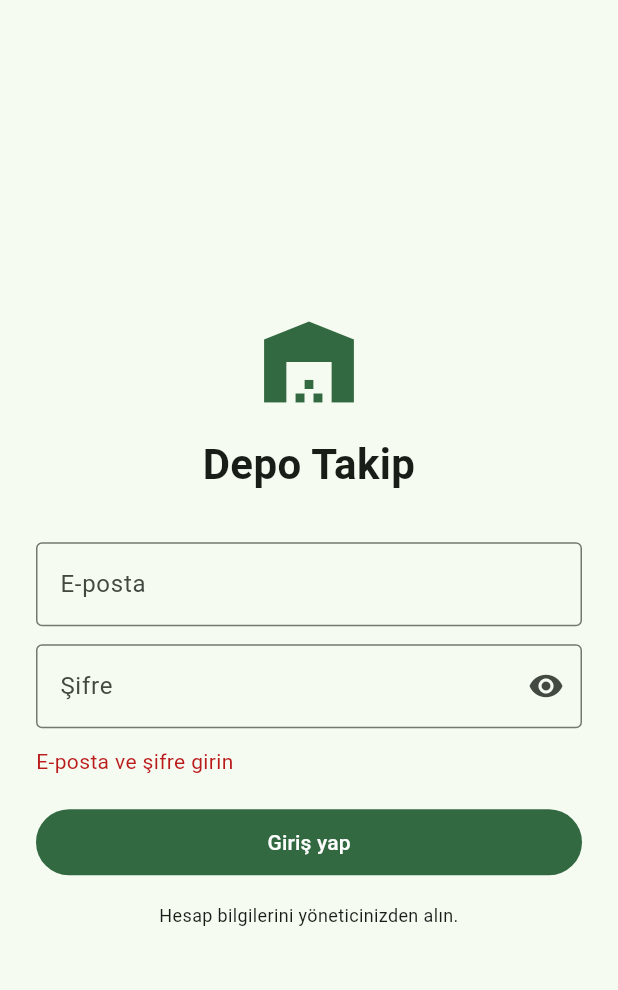
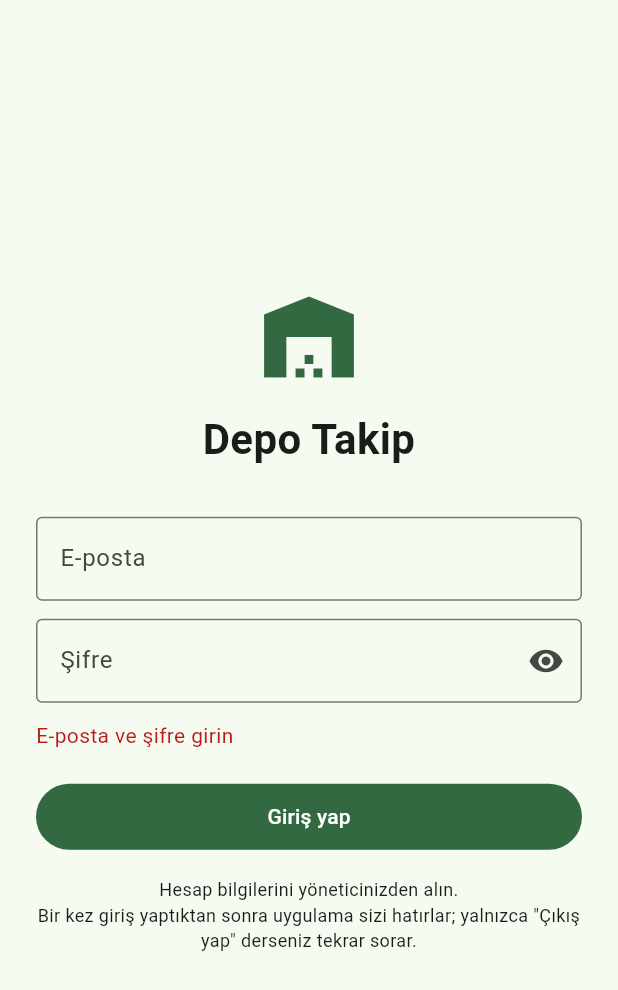
Before and after one commit to Seyfettin7910/DEPO-APP, a Flutter app: the screen it shows after launch, after a tap on "Giriş yap", on a phone screen of 412 x 824 dp. Shown: the top 990 px of the screen. Run offline on Flutter 3.47's test engine with Material 3 defaults, Android fonts, the phone set to English and light mode, and no system bars; our stand-ins replace audioplayers, connectivity_plus, flutter_riverpod, pdf, printing, shared_preferences and 4 more; missing offline and left inert: mobile_scanner; accounts and stored records are empty.

Commit message:
Giriş: son e-postayı hatırla, şifre kaydediciyi destekle (1.6.1)
Co-Authored-By: Claude Opus 5.5 <noreply@anthropic.com>
Claude-Session: https://claude.ai/code/session_013wwrZpJ26x4AyMRRvWJ3zn

```diff
--- a/lib/screens/giris/giris_screen.dart
+++ b/lib/screens/giris/giris_screen.dart
@@ -1,4 +1,6 @@
 import 'package:flutter/material.dart';
+import 'package:flutter/services.dart';
+import 'package:shared_preferences/shared_preferences.dart';
 import 'package:supabase_flutter/supabase_flutter.dart';
 
 import '../../services/supabase_service.dart';
@@ -18,6 +20,35 @@ class _GirisScreenState extends State<GirisScreen> {
   bool _yukleniyor = false;
   bool _gizli = true;
   String? _hata;
+
+  static const _sonEmailAnahtari = 'son_giris_email';
+
+  @override
+  void initState() {
+    super.initState();
+    _sonEmailiYukle();
+  }
+
+  /// Son başarılı girişteki e-postayı kutuya yazar; böylece yalnızca şifre
+  /// girilir (şifreyi de telefonun/tarayıcının şifre kaydedicisi doldurabilir).
+  Future<void> _sonEmailiYukle() async {
+    try {
+      final prefs = await SharedPreferences.getInstance();
+      final email = prefs.getString(_sonEmailAnahtari);
+      if (email != null && mounted && _emailCtrl.text.isEmpty) {
+        setState(() => _emailCtrl.text = email);
+      }
+    } catch (_) {
+      // Hatırlanamazsa sorun değil, kullanıcı yazar.
+    }
+  }
+
+  Future<void> _emailiHatirla(String email) async {
+    try {
+      final prefs = await SharedPreferences.getInstance();
+      await prefs.setString(_sonEmailAnahtari, email);
+    } catch (_) {}
+  }
 
   @override
   void dispose() {
@@ -39,6 +70,9 @@ class _GirisScreenState extends State<GirisScreen> {
     });
     try {
       await SupabaseService.girisYap(email, sifre);
+      await _emailiHatirla(email);
+      // Telefona/tarayıcıya "şifreyi kaydet" teklifini göster.
+      TextInput.finishAutofillContext();
       // Başarılı girişte AuthGate oturum olayını yakalayıp ana ekrana geçer.
     } on AuthException catch (e) {
       final m = e.message.toLowerCase();
@@ -76,6 +110,10 @@ class _GirisScreenState extends State<GirisScreen> {
                       style:
                           TextStyle(fontSize: 28, fontWeight: FontWeight.bold)),
                   const SizedBox(height: 32),
+                  AutofillGroup(
+                    child: Column(
+                      crossAxisAlignment: CrossAxisAlignment.stretch,
+                      children: [
                         TextField(
                           controller: _emailCtrl,
                           keyboardType: TextInputType.emailAddress,
@@ -99,6 +137,9 @@ class _GirisScreenState extends State<GirisScreen> {
                             ),
                           ),
                         ),
+                      ],
+                    ),
+                  ),
                   if (_hata != null)
                     Padding(
                       padding: const EdgeInsets.only(top: 12),
@@ -116,7 +157,9 @@ class _GirisScreenState extends State<GirisScreen> {
                   ),
                   const SizedBox(height: 16),
                   const Text(
-                    'Hesap bilgilerini yöneticinizden alın.',
+                    'Hesap bilgilerini yöneticinizden alın.\n'
+                    'Bir kez giriş yaptıktan sonra uygulama sizi hatırlar; '
+                    'yalnızca "Çıkış yap" derseniz tekrar sorar.',
                     textAlign: TextAlign.center,
                     style: TextStyle(fontSize: 12),
                   ),
--- a/pubspec.yaml
+++ b/pubspec.yaml
@@ -1,7 +1,7 @@
 name: depo_app
 description: Çok kullanıcılı, çoklu depo stok ve kullanım takip uygulaması (iOS / Android / Windows / Web)
 publish_to: 'none'
-version: 1.6.0+9
+version: 1.6.1+10
 
 environment:
   sdk: '>=3.3.0 <4.0.0'
@@ -24,6 +24,8 @@ dependencies:
   sqflite_common_ffi_web: '>=0.4.0 <2.0.0'
   path: ^1.9.0
   path_provider: ^2.1.3
+  # Son giriş e-postasını hatırlamak için
+  shared_preferences: ^2.2.0
 
   # Merkezi backend + senkronizasyon
   supabase_flutter: ^2.5.6
```
Also changed, not shown: 1 other file. Lines whose indentation alone changed are shown as unchanged.
